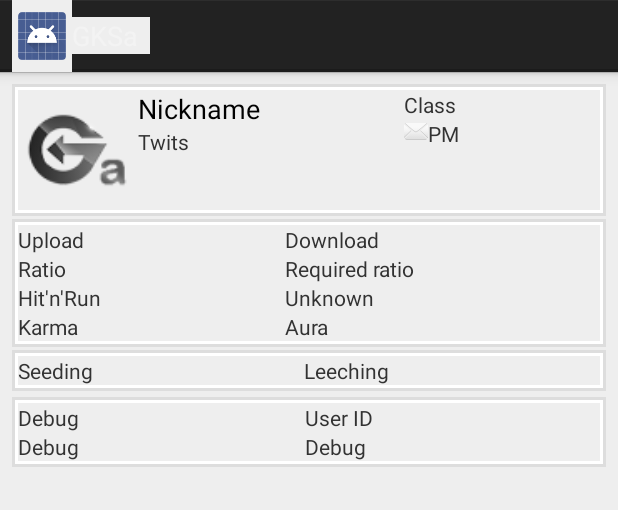
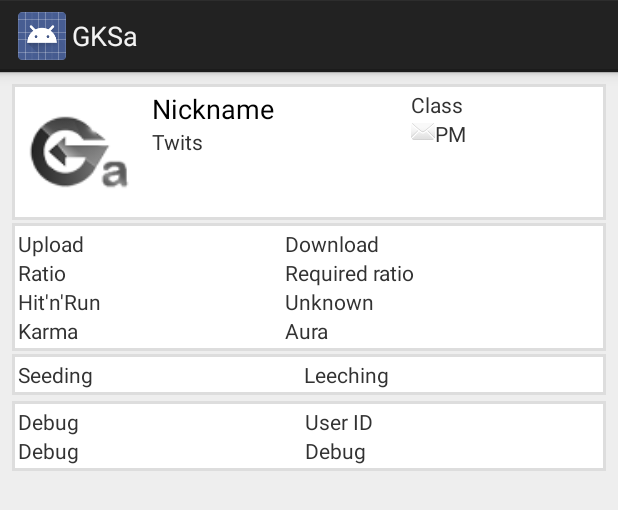
Before and after one commit to ZergRael/gks-android, an Android app: the layout activity_welcome.xml on its own in the app's theme, with its tools: preview values and no code run, on a phone screen of 412 x 824 dp. Shown: the top 510 px of the screen. Run offline under Robolectric (Android 15) with nearby library versions, the phone set to English and light mode, and no system bars.

Commit message:
Built apk from last changes - some tweaks

```diff
--- a/GKSa/src/main/AndroidManifest.xml
+++ b/GKSa/src/main/AndroidManifest.xml
@@ -67,8 +67,6 @@
             <intent-filter>
                 <action android:name="android.intent.action.VIEW" />
                 <category android:name="android.intent.category.DEFAULT" />
-                <category android:name="android.intent.category.BROWSABLE" />
-                <data android:scheme="https" android:host="gks.gs" android:path="/forums.php" />
             </intent-filter>
         </activity>
         <activity
--- a/GKSa/src/main/java/net/thetabx/gksa/libGKSj/http/HttpWrapper.java
+++ b/GKSa/src/main/java/net/thetabx/gksa/libGKSj/http/HttpWrapper.java
@@ -106,7 +106,7 @@ public class HttpWrapper {
                 sb.append(line).append('\n');
             }
             status = GStatus.OK;
-            Log.d(LOG_TAG, String.format("Took %s ms", startMillis - SystemClock.uptimeMillis()));
+            Log.d(LOG_TAG, String.format("Took %s ms", SystemClock.uptimeMillis() - startMillis));
             return sb.toString();
 
         } finally {
@@ -194,7 +194,7 @@ public class HttpWrapper {
                 sb.append(line).append('\n');
             }
             status = GStatus.OK;
-            Log.d(LOG_TAG, String.format("Took %s ms", startMillis - SystemClock.uptimeMillis()));
+            Log.d(LOG_TAG, String.format("Took %s ms", SystemClock.uptimeMillis() - startMillis));
             return sb.toString();
 
         } finally {
@@ -243,7 +243,7 @@ public class HttpWrapper {
             Bitmap image = BitmapFactory.decodeStream(is);
 
             status = GStatus.OK;
-            Log.d(LOG_TAG, String.format("Took %s ms", startMillis - SystemClock.uptimeMillis()));
+            Log.d(LOG_TAG, String.format("Took %s ms", SystemClock.uptimeMillis() - startMillis));
             return image;
 
         } finally {
--- a/GKSa/src/main/java/net/thetabx/gksa/libGKSj/objects/UserProfile.java
+++ b/GKSa/src/main/java/net/thetabx/gksa/libGKSj/objects/UserProfile.java
@@ -207,7 +207,7 @@ public class UserProfile extends User {
 
         Elements userImg = htmlEls.select("#sifuture_public_history img");
         // https://s.gks.gs/static/images/avatars/avatar.png
-        userPicture = userImg.size() != 0 ? userImg.first().attr("href") : null;
+        userPicture = userImg.size() != 0 ? userImg.first().attr("src") : null;
 
         userId = urlFragments[1];
 
--- a/GKSa/src/main/res/layout/activity_welcome.xml
+++ b/GKSa/src/main/res/layout/activity_welcome.xml
@@ -2,7 +2,8 @@
 <ScrollView xmlns:android="http://schemas.android.com/apk/res/android"
             android:layout_width="match_parent"
             android:layout_height="match_parent"
-            android:clickable="false">
+            android:clickable="false"
+            android:background="#eeeeee">
     <LinearLayout
             android:orientation="vertical"
             android:layout_width="fill_parent"
@@ -27,13 +28,18 @@
                     android:maxHeight="80dp"
                     android:minHeight="80dp"
                     android:minWidth="80dp"
-                    android:contentDescription="@string/txt_pseudo"/>
+                    android:contentDescription="@string/txt_pseudo"
+                    android:layout_marginRight="8dp"
+                    android:layout_marginLeft="1dp"
+                    android:layout_marginTop="1dp"
+                    android:layout_marginBottom="1dp"/>
 
             <LinearLayout
                     android:orientation="vertical"
                     android:layout_width="wrap_content"
                     android:layout_height="fill_parent"
-                    android:layout_weight="50">
+                    android:layout_weight="50"
+                    >
 
                 <TextView
                         android:layout_width="wrap_content"
--- a/GKSa/src/main/res/values/styles.xml
+++ b/GKSa/src/main/res/values/styles.xml
@@ -14,7 +14,6 @@
 
     <!-- Application theme. -->
     <style name="AppTheme" parent="AppBaseTheme">
-        <item name="android:background">#eee</item>
         <!-- All customizations that are NOT specific to a particular API-level can go here. -->
     </style>
 
```
Also changed, not shown: GKSa/src/main/java/net/thetabx/gksa/activity/MainActivity.java (+16 -22 lines), 172 other files.
